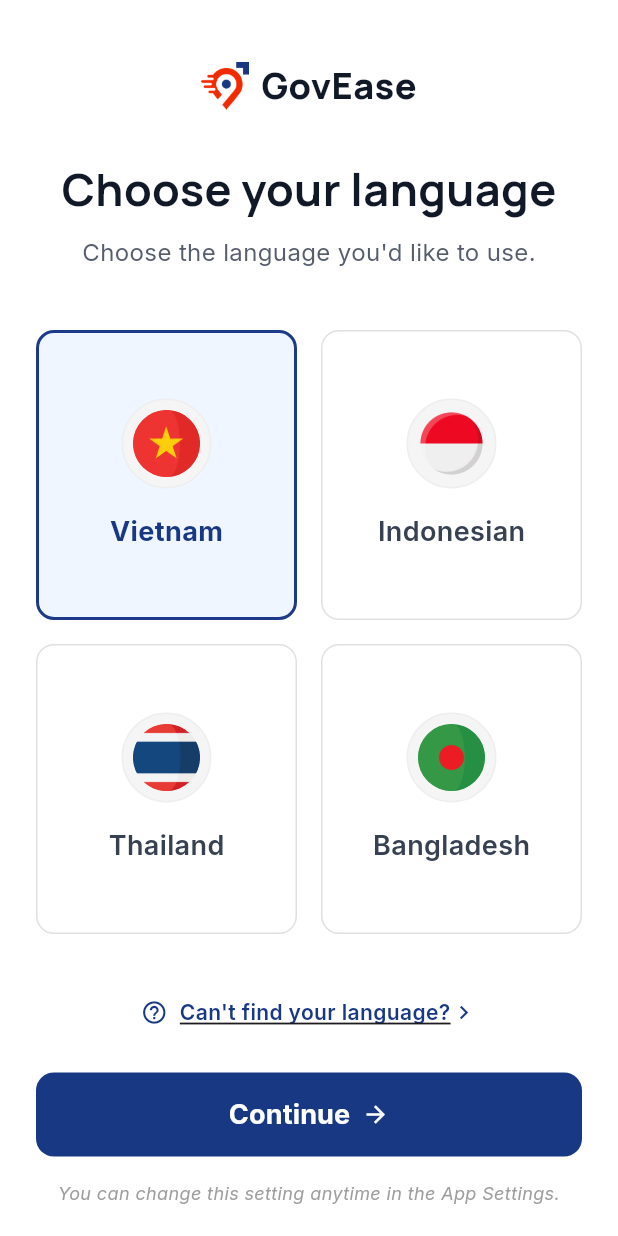
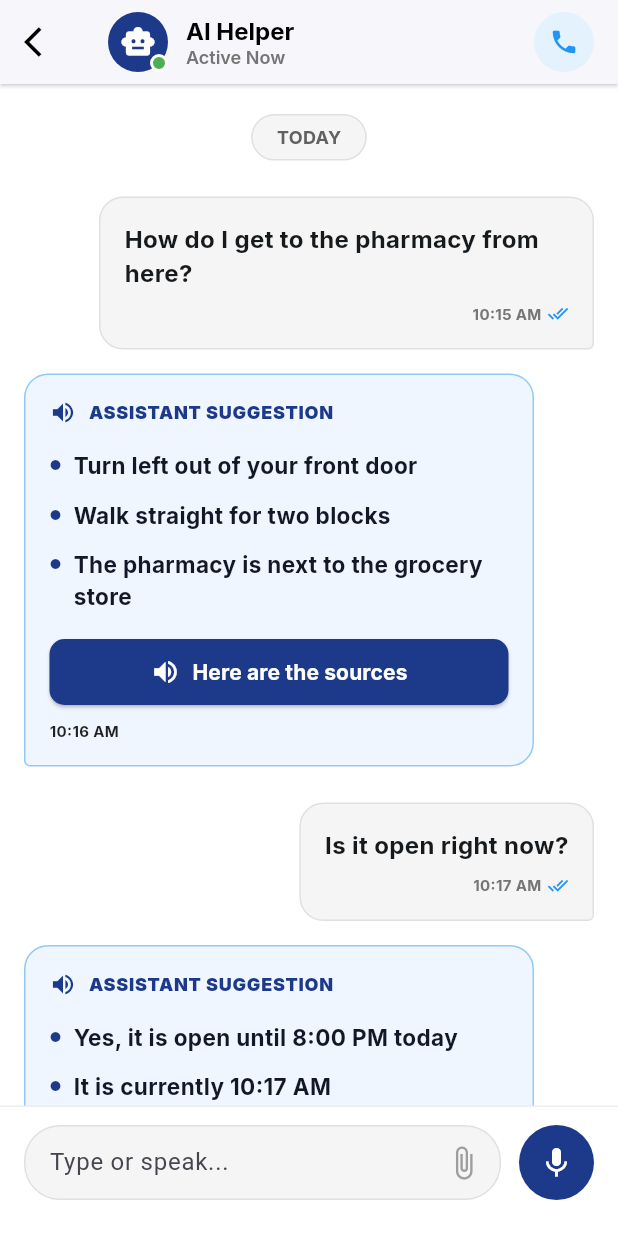
Before and after one commit to danhqm/govease_vhack2026, a Flutter app: the screen it shows after launch, after a tap on "Continue", on a phone screen of 412 x 824 dp. Run offline on Flutter 3.47's test engine with Material 3 defaults, Android fonts, the light colour scheme and no system bars; our stand-ins replace google_fonts.

Commit message:
translation page

```diff
--- a/lib/landing_screen.dart
+++ b/lib/landing_screen.dart
@@ -1,5 +1,6 @@
 import 'package:flutter/material.dart';
 import 'package:google_fonts/google_fonts.dart';
+import 'translation_screen.dart';
 
 class LandingScreen extends StatefulWidget {
   const LandingScreen({super.key});
@@ -172,7 +173,12 @@ class _LandingScreenState extends State<LandingScreen> {
                     elevation: 0,
                   ),
                   onPressed: () {
-                    print("User selected: $selectedLanguage");
+                    Navigator.push(
+                      context,
+                      MaterialPageRoute(
+                        builder: (context) => TranslationScreen(selectedLanguage: selectedLanguage),
+                      ),
+                    );
                   },
                   child: Row(
                     mainAxisAlignment: MainAxisAlignment.center,
--- /dev/null
+++ b/lib/translation_screen.dart
@@ -0,0 +1,383 @@
+import 'package:flutter/material.dart';
+import 'package:google_fonts/google_fonts.dart';
+
+class TranslationScreen extends StatefulWidget {
+  final String selectedLanguage; // Passed from the previous screen
+
+  const TranslationScreen({super.key, this.selectedLanguage = 'Vietnam'});
+
+  @override
+  _TranslationScreenState createState() => _TranslationScreenState();
+}
+
+class _TranslationScreenState extends State<TranslationScreen> {
+  final TextEditingController _textController = TextEditingController();
+  bool _isTyping = false;
+
+  @override
+  void initState() {
+    super.initState();
+    // Listen to text changes to swap the Mic icon to a Send icon
+    _textController.addListener(() {
+      setState(() {
+        _isTyping = _textController.text.isNotEmpty;
+      });
+    });
+  }
+
+  @override
+  void dispose() {
+    _textController.dispose();
+    super.dispose();
+  }
+
+  @override
+  Widget build(BuildContext context) {
+    return Scaffold(
+      backgroundColor: Colors.white,
+      appBar: _buildAppBar(),
+      body: SafeArea(
+        child: Column(
+          children: [
+            Expanded(
+              child: ListView(
+                padding: const EdgeInsets.symmetric(horizontal: 16.0, vertical: 20.0),
+                children: [
+                  Center(
+                    child: Container(
+                      padding: const EdgeInsets.symmetric(horizontal: 16, vertical: 6),
+                      decoration: BoxDecoration(
+                        color: Colors.grey.shade100,
+                        borderRadius: BorderRadius.circular(20),
+                        border: Border.all(color: Colors.grey.shade300),
+                      ),
+                      child: Text(
+                        'TODAY',
+                        style: GoogleFonts.inter(
+                          fontSize: 12,
+                          fontWeight: FontWeight.bold,
+                          color: Colors.grey.shade700,
+                        ),
+                      ),
+                    ),
+                  ),
+                  const SizedBox(height: 24),
+
+                  // Hardcoded messages matching your mockup
+                  _buildUserBubble("How do I get to the pharmacy from here?", "10:15 AM"),
+                  _buildAIBubble(
+                    [
+                      "Turn left out of your front door",
+                      "Walk straight for two blocks",
+                      "The pharmacy is next to the grocery store"
+                    ],
+                    "10:16 AM",
+                    "Here are the sources",
+                    Icons.volume_up,
+                  ),
+                  _buildUserBubble("Is it open right now?", "10:17 AM"),
+                  _buildAIBubble(
+                    [
+                      "Yes, it is open until 8:00 PM today",
+                      "It is currently 10:17 AM",
+                      "You have plenty of time to go"
+                    ],
+                    "10:17 AM",
+                    "Play Audio Response",
+                    Icons.volume_up,
+                  ),
+                ],
+              ),
+            ),
+            // The upgraded input area
+            _buildBottomInputArea(),
+          ],
+        ),
+      ),
+    );
+  }
+
+  // --- UI HELPER WIDGETS ---
+
+  AppBar _buildAppBar() {
+    return AppBar(
+      backgroundColor: Colors.white,
+      elevation: 1,
+      shadowColor: Colors.grey.shade100,
+      leading: IconButton(
+        icon: const Icon(Icons.arrow_back_ios, color: Colors.black),
+        onPressed: () => Navigator.pop(context),
+      ),
+      title: Row(
+        children: [
+          // Profile Pic Stack
+          Stack(
+            children: [
+              const CircleAvatar(
+                radius: 20,
+                backgroundColor: Color(0xFF1D3A8A), // Placeholder color
+                child: Icon(Icons.smart_toy, color: Colors.white),
+              ),
+              Positioned(
+                bottom: 0,
+                right: 0,
+                child: Container(
+                  width: 12,
+                  height: 12,
+                  decoration: BoxDecoration(
+                    color: Colors.green,
+                    shape: BoxShape.circle,
+                    border: Border.all(color: Colors.white, width: 2),
+                  ),
+                ),
+              )
+            ],
+          ),
+          const SizedBox(width: 12),
+          Column(
+            crossAxisAlignment: CrossAxisAlignment.start,
+            children: [
+              Text(
+                'AI Helper',
+                style: GoogleFonts.inter(
+                  fontSize: 16,
+                  fontWeight: FontWeight.bold,
+                  color: Colors.black,
+                ),
+              ),
+              Text(
+                'Active Now',
+                style: GoogleFonts.inter(
+                  fontSize: 12,
+                  fontWeight: FontWeight.w600,
+                  color: Colors.grey.shade600,
+                ),
+              ),
+            ],
+          ),
+        ],
+      ),
+      actions: [
+        Padding(
+          padding: const EdgeInsets.only(right: 16.0),
+          child: CircleAvatar(
+            backgroundColor: Colors.blue.shade50,
+            radius: 20,
+            child: IconButton(
+              icon: const Icon(Icons.phone, color: Colors.blue, size: 20),
+              onPressed: () {},
+            ),
+          ),
+        )
+      ],
+    );
+  }
+
+  Widget _buildUserBubble(String text, String time) {
+    return Align(
+      alignment: Alignment.centerRight,
+      child: Container(
+        margin: const EdgeInsets.only(bottom: 16, left: 50),
+        padding: const EdgeInsets.all(16),
+        decoration: BoxDecoration(
+          color: Colors.grey.shade100,
+          borderRadius: const BorderRadius.only(
+            topLeft: Radius.circular(16),
+            topRight: Radius.circular(16),
+            bottomLeft: Radius.circular(16),
+            bottomRight: Radius.circular(4), // Pointy edge
+          ),
+          border: Border.all(color: Colors.grey.shade300),
+        ),
+        child: Column(
+          crossAxisAlignment: CrossAxisAlignment.end,
+          children: [
+            Text(
+              text,
+              style: GoogleFonts.inter(
+                fontSize: 16,
+                fontWeight: FontWeight.bold,
+                color: const Color(0xFF161A1D),
+              ),
+            ),
+            const SizedBox(height: 8),
+            Row(
+              mainAxisSize: MainAxisSize.min,
+              children: [
+                Text(
+                  time,
+                  style: GoogleFonts.inter(fontSize: 10, color: Colors.grey.shade600, fontWeight: FontWeight.bold),
+                ),
+                const SizedBox(width: 4),
+                const Icon(Icons.done_all, size: 14, color: Colors.blue),
+              ],
+            ),
+          ],
+        ),
+      ),
+    );
+  }
+
+  Widget _buildAIBubble(List<String> bullets, String time, String buttonText, IconData buttonIcon) {
+    return Align(
+      alignment: Alignment.centerLeft,
+      child: Container(
+        margin: const EdgeInsets.only(bottom: 24, right: 40),
+        padding: const EdgeInsets.all(16),
+        decoration: BoxDecoration(
+          color: const Color(0xFFEFF6FF), // Light blue from mockup
+          borderRadius: const BorderRadius.only(
+            topLeft: Radius.circular(16),
+            topRight: Radius.circular(16),
+            bottomLeft: Radius.circular(4), // Pointy edge
+            bottomRight: Radius.circular(16),
+          ),
+          border: Border.all(color: Colors.blue.shade200),
+        ),
+        child: Column(
+          crossAxisAlignment: CrossAxisAlignment.start,
+          children: [
+            // Header
+            Row(
+              children: [
+                const Icon(Icons.volume_up, color: Color(0xFF1D3A8A), size: 18),
+                const SizedBox(width: 8),
+                Text(
+                  'ASSISTANT SUGGESTION',
+                  style: GoogleFonts.inter(
+                    fontSize: 12,
+                    fontWeight: FontWeight.w900,
+                    color: const Color(0xFF1D3A8A),
+                    letterSpacing: 0.5,
+                  ),
+                ),
+              ],
+            ),
+            const SizedBox(height: 16),
+
+            // Bullets
+            ...bullets.map((bullet) => Padding(
+              padding: const EdgeInsets.only(bottom: 12.0),
+              child: Row(
+                crossAxisAlignment: CrossAxisAlignment.start,
+                children: [
+                  const Padding(
+                    padding: EdgeInsets.only(top: 6.0, right: 8.0),
+                    child: Icon(Icons.circle, size: 8, color: Color(0xFF1D3A8A)),
+                  ),
+                  Expanded(
+                    child: Text(
+                      bullet,
+                      style: GoogleFonts.inter(
+                        fontSize: 15,
+                        fontWeight: FontWeight.w700,
+                        color: const Color(0xFF111827),
+                        height: 1.4,
+                      ),
+                    ),
+                  ),
+                ],
+              ),
+            )),
+            const SizedBox(height: 4),
+
+            // Action Button
+            SizedBox(
+              width: double.infinity,
+              child: ElevatedButton.icon(
+                style: ElevatedButton.styleFrom(
+                  backgroundColor: const Color(0xFF1D3A8A),
+                  padding: const EdgeInsets.symmetric(vertical: 12),
+                  shape: RoundedRectangleBorder(borderRadius: BorderRadius.circular(10)),
+                ),
+                onPressed: () {
+                  // Trigger Audio or open Sources Modal
+                },
+                icon: Icon(buttonIcon, color: Colors.white, size: 20),
+                label: Text(
+                  buttonText,
+                  style: GoogleFonts.inter(fontWeight: FontWeight.bold, color: Colors.white, fontSize: 14),
+                ),
+              ),
+            ),
+            const SizedBox(height: 8),
+            Text(
+              time,
+              style: GoogleFonts.inter(fontSize: 10, color: Colors.black87, fontWeight: FontWeight.bold),
+            ),
+          ],
+        ),
+      ),
+    );
+  }
+
+  // --- THE NEW INPUT AREA ---
+  Widget _buildBottomInputArea() {
+    return Container(
+      padding: const EdgeInsets.only(left: 16, right: 16, top: 12, bottom: 24),
+      decoration: BoxDecoration(
+        color: Colors.white,
+        border: Border(top: BorderSide(color: Colors.grey.shade200)),
+      ),
+      child: Row(
+        crossAxisAlignment: CrossAxisAlignment.end,
+        children: [
+          // Text Input Field
+          Expanded(
+            child: Container(
+              decoration: BoxDecoration(
+                color: Colors.grey.shade100,
+                borderRadius: BorderRadius.circular(24),
+                border: Border.all(color: Colors.grey.shade300),
+              ),
+              child: Row(
+                children: [
+                  const SizedBox(width: 16),
+                  Expanded(
+                    child: TextField(
+                      controller: _textController,
+                      maxLines: 4,
+                      minLines: 1,
+                      decoration: const InputDecoration(
+                        hintText: "Type or speak...",
+                        border: InputBorder.none,
+                      ),
+                    ),
+                  ),
+                  IconButton(
+                    icon: const Icon(Icons.attach_file, color: Colors.grey),
+                    onPressed: () {}, // Optional attachment
+                  ),
+                ],
+              ),
+            ),
+          ),
+          const SizedBox(width: 12),
+
+          // Dynamic Send / Mic Button
+          GestureDetector(
+            onTap: () {
+              if (_isTyping) {
+                // Send Text to Backend
+                print("Sending text: ${_textController.text}");
+                _textController.clear();
+              } else {
+                // Trigger Voice-to-Text recording
+                print("Started recording voice...");
+              }
+            },
+            child: CircleAvatar(
+              radius: 25,
+              backgroundColor: const Color(0xFF1D3A8A),
+              child: Icon(
+                _isTyping ? Icons.send : Icons.mic,
+                color: Colors.white,
+                size: 24,
+              ),
+            ),
+          ),
+        ],
+      ),
+    );
+  }
+}
```
